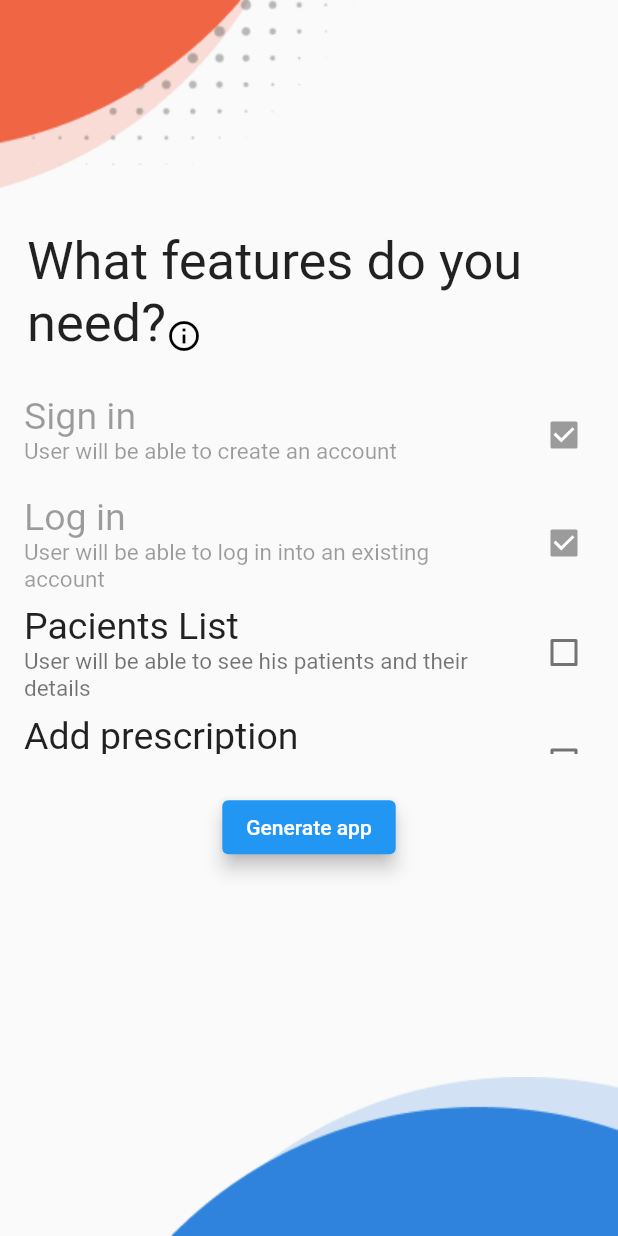
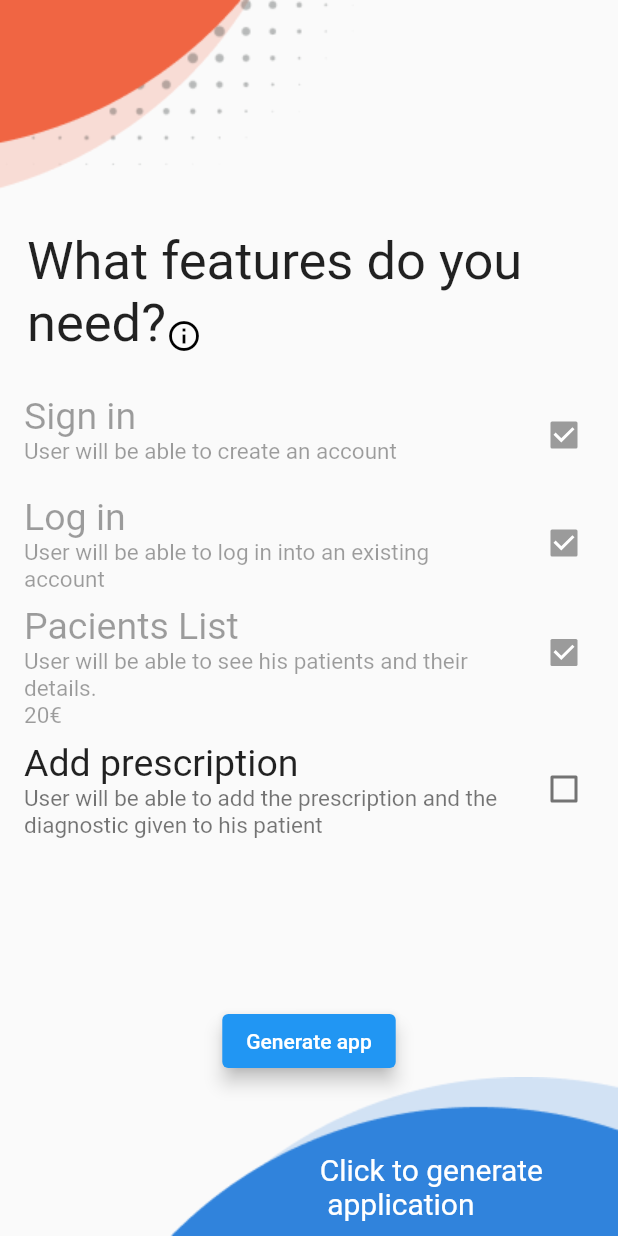
Before and after one commit to Becks-SmartHack/Inception_Doc, a Flutter app: the AppFeaturesScreen screen opened directly, on a phone screen of 412 x 824 dp. Run offline on Flutter 3.47's test engine with Material 2 defaults, Android fonts, the phone set to English and light mode, and no system bars; our stand-ins replace carousel_slider, cloud_firestore, firebase_core; accounts and stored records are empty.

Commit message:
Add hospital logo screen

```diff
--- a/structured_flutter_backend/lib/screens/appFeatures_screen.dart
+++ b/structured_flutter_backend/lib/screens/appFeatures_screen.dart
@@ -1,4 +1,5 @@
 import 'package:flutter/material.dart';
+import 'package:structured_flutter_backend/screens/AddHospitalLogoScreen.dart';
 
 class AppFeaturesScreen extends StatefulWidget {
   const AppFeaturesScreen({Key? key}) : super(key: key);
@@ -8,20 +9,22 @@ class AppFeaturesScreen extends StatefulWidget {
 }
 
 class _AppFeaturesScreenState extends State<AppFeaturesScreen> {
-  bool? _valueAddPacientList = false;
   bool? _valueAddPrescription = false;
   bool pressedButton = false;
 
+
   @override
   Widget build(BuildContext context) {
+    final double width = MediaQuery.of(context).size.width;
     return Scaffold(
       body:
-          Column(mainAxisAlignment: MainAxisAlignment.start, children: <Widget>[
+          Column(
+              mainAxisAlignment: MainAxisAlignment.start,
+              children: <Widget>[
         Container(
           child: Image.asset('assets/Component3.png'),
           alignment: Alignment.topLeft,
         ),
-
         Container(
             padding: EdgeInsets.all(18.0),
             alignment: Alignment.centerRight,
@@ -43,31 +46,29 @@ class _AppFeaturesScreenState extends State<AppFeaturesScreen> {
                               context: context,
                               builder: (BuildContext context) {
                                 return AlertDialog(
-
                                     backgroundColor: Colors.lightBlue[700],
-                                  content: Text("Sign In, Log In and Patients List are mandatory for your application. "
+                                    content: Text(
+                                      "Sign In, Log In and Patients List are mandatory for your application. "
                                       "Now, depending on the desired features, additional costs may apply.",
                                       style: TextStyle(
                                         color: Colors.white,
-                                  ),),
+                                      ),
+                                    ),
                                     actions: [
                                       Align(
                                         alignment: Alignment.topRight,
                                         child: IconButton(
                                             icon: Icon(Icons.close),
-                                          onPressed: () => Navigator.pop(context, true) ),
+                                            onPressed: () =>
+                                                Navigator.pop(context, true)),
                                       )
-
                                     ]);
                               },
                             );
-                        }
-
-                      ),
+                          }),
                     ),
                   ]),
             )),
-
         Expanded(
           child: ListView(
             children: [
@@ -90,16 +91,12 @@ class _AppFeaturesScreenState extends State<AppFeaturesScreen> {
                   title: const Text('Pacients List',
                       style: TextStyle(fontSize: 25)),
                   subtitle: const Text(
-                      "User will be able to see his patients and their details",
+                      "User will be able to see his patients and their details.\n"
+                      "20€",
                       style: TextStyle(fontSize: 15)),
-                  value: _valueAddPacientList,
-                  onChanged: (bool? value) {
-                    setState(() {
-                      _valueAddPacientList = value;
-                    });
-                  }),
+                  value: true,
+                  onChanged: null),
               CheckboxListTile(
-
                   title: const Text('Add prescription',
                       style: TextStyle(fontSize: 25)),
                   subtitle: const Text(
@@ -114,8 +111,6 @@ class _AppFeaturesScreenState extends State<AppFeaturesScreen> {
             ],
           ),
         ),
-
-
         SizedBox(
           height: 25,
         ),
@@ -141,12 +136,59 @@ class _AppFeaturesScreenState extends State<AppFeaturesScreen> {
           child: Text('Generate app'),
         ),
 
-        Expanded(
-          child: Align(
-            alignment: FractionalOffset.bottomRight,
-            child: Image.asset('assets/Component4.png'),
+        //
+        // Expanded(
+        //   child: Align(
+        //     alignment: FractionalOffset.bottomRight,
+        //     child: Image.asset('assets/Component4.png'),
+        //   ),
+        // ),
+
+                Container(
+                  width: width,
+                  alignment: Alignment.bottomRight,
+                  child: Stack(children: [
+                    Row(mainAxisAlignment: MainAxisAlignment.end, children: [
+                      Image.asset('assets/Component4.png'),
+                    ]),
+                    Container(
+                      alignment: Alignment.bottomRight,
+                      child: Column(
+                        children: [
+                          SizedBox(
+                            height: 50,
                           ),
+                          Row(
+                            mainAxisAlignment: MainAxisAlignment.end,
+                            children: [
+                              GestureDetector(
+                                  child: Text(
+                                      "Click to generate\n application",
+                                      style: TextStyle(
+                                          fontSize: 20,
+                                          color: Colors.white
+                                      )),
+                                  onTap: () {
+                                    Navigator.push<Widget>(
+                                      context,
+                                      MaterialPageRoute(
+                                        builder: (context) => AddHospitalLogoScreen(),
                                       ),
+                                    );}
+                              ),
+                              SizedBox(
+                                width: 50,
+                              )
+                            ],
+                          ),
+                        ],
+                      ),
+                    )
+                  ]),
+                ),
+
+
+
       ]),
     );
   }
--- a/structured_flutter_backend/lib/screens/carousel_screen.dart
+++ b/structured_flutter_backend/lib/screens/carousel_screen.dart
@@ -80,7 +80,6 @@ class _CarouselScreenState extends State<CarouselScreen> {
                                       ),),
                                     ),
                                   ],
-
                                 )
                           );
                     },
```
Also changed, not shown: structured_flutter_backend/lib/screens/AddHospitalLogoScreen.dart (added, +96 -0 lines), structured_flutter_backend/assets/1663779989005 1.png (added), structured_flutter_backend/assets/consult-rezidenti-blog- 1.png (added), structured_flutter_backend/assets/spital-generic-shutterstock 1.png (added). Lines whose indentation alone changed are shown as unchanged.
